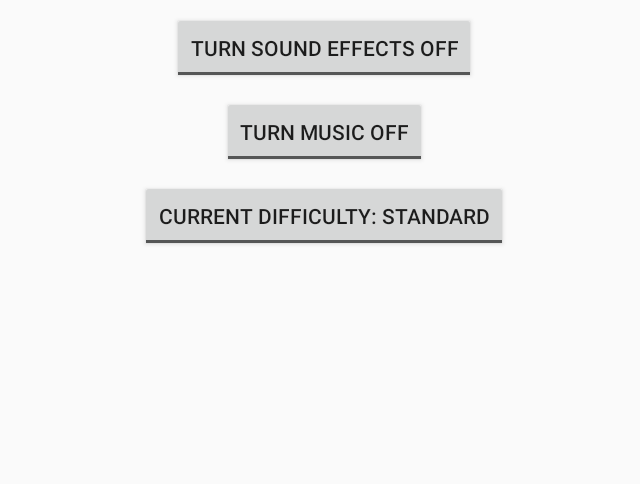
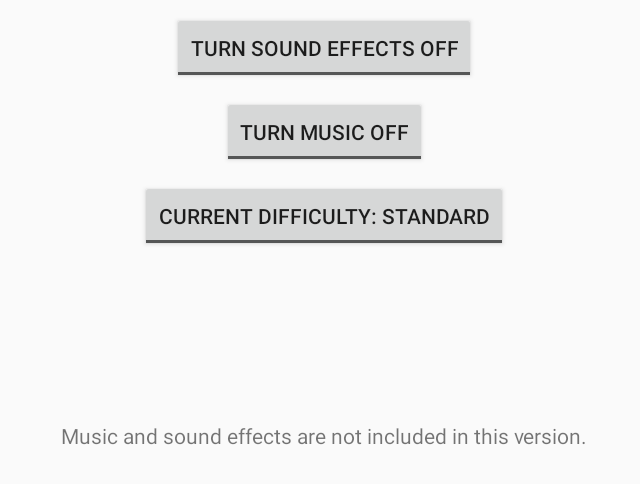
Before and after one commit to AustinRD/GlobalWarmingSim, an Android app: the SettingsActivity screen opened directly, with no data from a screen before it, on a phone screen of 824 x 412 dp (held sideways). Shown: the top 484 px of the screen, without its empty margins (294-934 px from the left). Run offline under Robolectric (Android 15) with nearby library versions, the phone set to English and light mode, and no system bars.

Commit message:
Affix Eyes to Map; Settings Has Text About There Being No Sound
Eyes are now part of the map image. Setting clearly says sound and music is not in this version.

```diff
--- a/app/src/main/res/layout/activity_settings.xml
+++ b/app/src/main/res/layout/activity_settings.xml
@@ -47,4 +47,19 @@
         app:layout_constraintEnd_toEndOf="parent"
         app:layout_constraintStart_toStartOf="parent"
         app:layout_constraintTop_toBottomOf="@+id/button_music" />
+
+    <TextView
+        android:id="@+id/textView"
+        android:layout_width="wrap_content"
+        android:layout_height="wrap_content"
+        android:layout_marginStart="8dp"
+        android:layout_marginTop="8dp"
+        android:layout_marginEnd="8dp"
+        android:layout_marginBottom="8dp"
+        android:text="Music and sound effects are not included in this version."
+        app:layout_constraintBottom_toBottomOf="parent"
+        app:layout_constraintEnd_toEndOf="parent"
+        app:layout_constraintStart_toStartOf="parent"
+        app:layout_constraintTop_toBottomOf="@+id/button_difficulty"
+        tools:text="Music and sound effects are not included in this version." />
 </android.support.constraint.ConstraintLayout>
```
